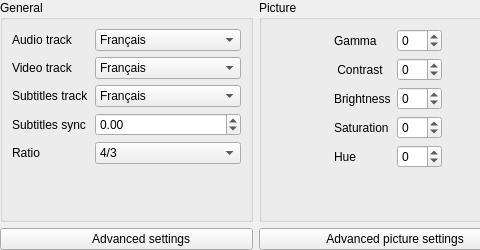
Before: the Qt Designer form src/parameterswidget.ui in cinemaouvert/OPP, drawn with Qt 5; both pictures show x 0 to 480 and y 0 to 250 of the 771 by 250 pixel window.
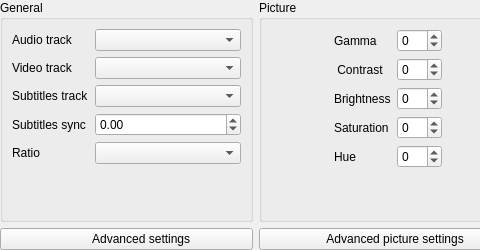
After: the same form once the commit is applied. Icons and pictures are not drawn.

Patch:
```diff
--- a/src/parameterswidget.ui
+++ b/src/parameterswidget.ui
@@ -61,11 +61,6 @@
                <verstretch>0</verstretch>
               </sizepolicy>
              </property>
-             <item>
-              <property name="text">
-               <string>Français</string>
-              </property>
-             </item>
             </widget>
            </item>
            <item row="1" column="0">
@@ -76,13 +71,7 @@
             </widget>
            </item>
            <item row="1" column="1">
-            <widget class="QComboBox" name="comboBox_videoTrack">
-             <item>
-              <property name="text">
-               <string>Français</string>
-              </property>
-             </item>
-            </widget>
+            <widget class="QComboBox" name="comboBox_videoTrack"/>
            </item>
            <item row="2" column="0">
             <widget class="QLabel" name="label_subtitlesTrack">
@@ -92,23 +81,7 @@
             </widget>
            </item>
            <item row="2" column="1">
-            <widget class="QComboBox" name="comboBox_subtitlesTrack">
-             <item>
-              <property name="text">
-               <string>Français</string>
-              </property>
-             </item>
-             <item>
-              <property name="text">
-               <string>English</string>
-              </property>
-             </item>
-             <item>
-              <property name="text">
-               <string>日本語</string>
-              </property>
-             </item>
-            </widget>
+            <widget class="QComboBox" name="comboBox_subtitlesTrack"/>
            </item>
            <item row="3" column="0">
             <widget class="QLabel" name="label_subtitlesSync">
@@ -132,13 +105,7 @@
             </widget>
            </item>
            <item row="4" column="1">
-            <widget class="QComboBox" name="comboBox_ration">
-             <item>
-              <property name="text">
-               <string>4/3</string>
-              </property>
-             </item>
-            </widget>
+            <widget class="QComboBox" name="comboBox_ration"/>
            </item>
           </layout>
          </item>
```
